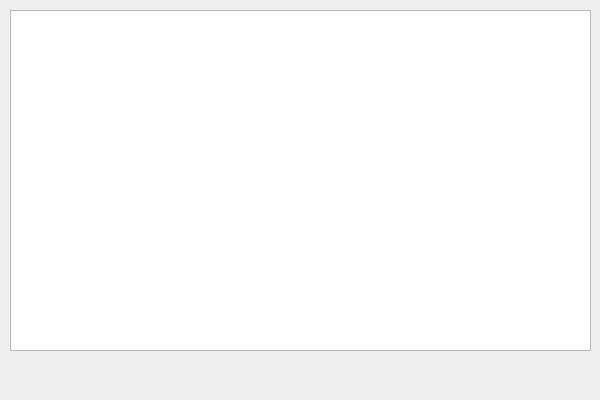
Old version of the form main.ui in the repository MrOtaiLy/HomeWork-1.
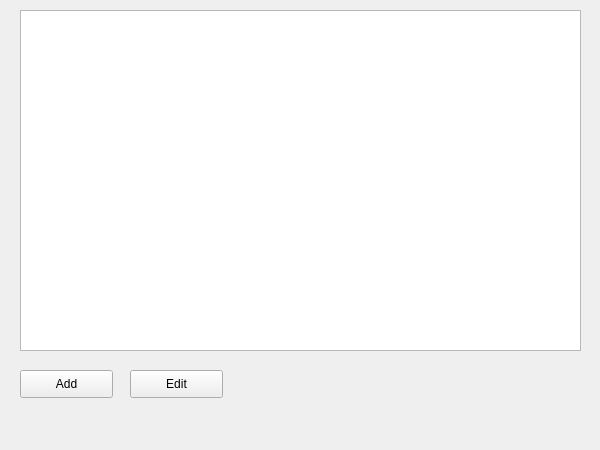
New version of the form.

Commit message: Капучино

Diff of the .ui file:
```diff
--- a/main.ui
+++ b/main.ui
@@ -7,20 +7,46 @@
     <x>0</x>
     <y>0</y>
     <width>600</width>
-    <height>400</height>
+    <height>450</height>
    </rect>
   </property>
   <widget class="QWidget" name="centralwidget">
    <widget class="QTableWidget" name="tableWidget">
     <property name="geometry">
      <rect>
-      <x>10</x>
+      <x>20</x>
       <y>10</y>
-      <width>581</width>
+      <width>561</width>
       <height>341</height>
      </rect>
     </property>
    </widget>
+   <widget class="QPushButton" name="addButton">
+    <property name="geometry">
+     <rect>
+      <x>20</x>
+      <y>370</y>
+      <width>93</width>
+      <height>28</height>
+     </rect>
+    </property>
+    <property name="text">
+     <string>Add</string>
+    </property>
+   </widget>
+   <widget class="QPushButton" name="editButton">
+    <property name="geometry">
+     <rect>
+      <x>130</x>
+      <y>370</y>
+      <width>93</width>
+      <height>28</height>
+     </rect>
+    </property>
+    <property name="text">
+     <string>Edit</string>
+    </property>
+   </widget>
   </widget>
  </widget>
  <resources/>
```
The commit also changes 2 other files.
